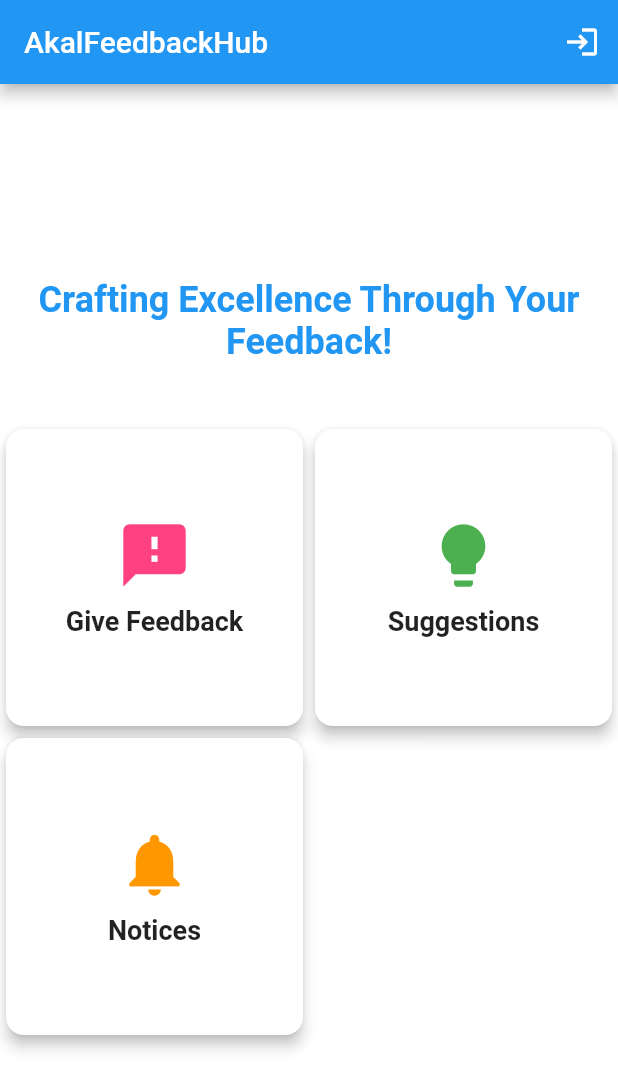
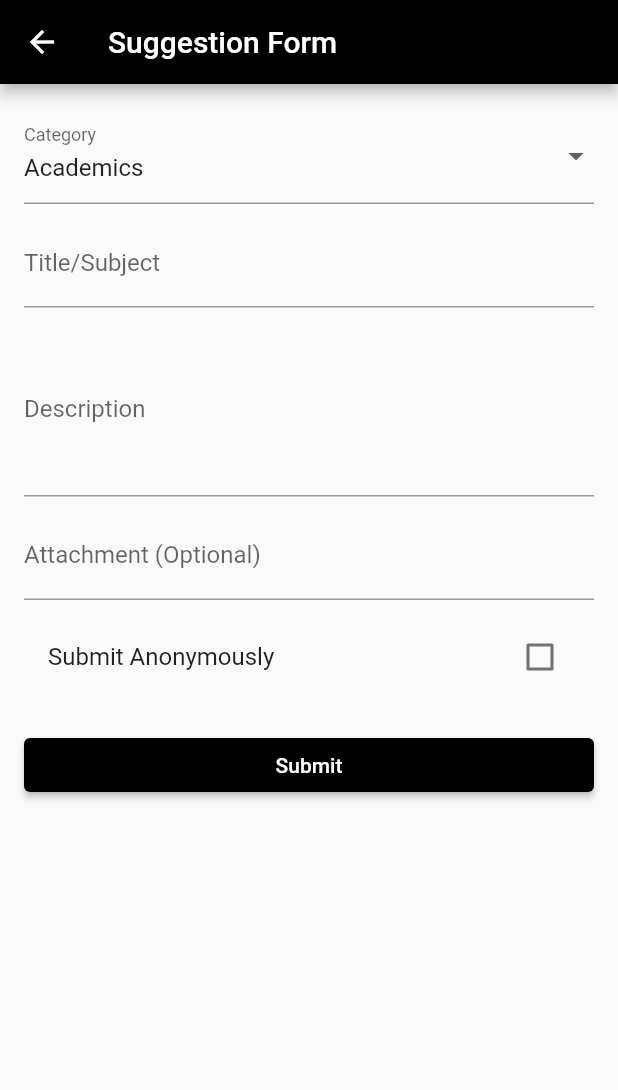
Before and after one commit to Lakhjeet1082/AkalFeedbackHub, a Flutter app: the DashboardScreen screen opened directly, after a tap on "Suggestions", on a phone screen of 412 x 824 dp. Shown: the top 1090 px of the screen. Run offline on Flutter 3.47's test engine with Material 2 defaults, Android fonts, the phone set to English and light mode, and no system bars; our stand-ins replace file_picker.

Commit message:
Added Suggestion Page

```diff
--- a/lib/dashboard.dart
+++ b/lib/dashboard.dart
@@ -3,6 +3,7 @@ import 'package:flutter/material.dart';
 import 'departments.dart';
 import 'notice.dart';
 import 'login.dart';
+import 'suggestion.dart';
 // import 'FeedbackFormScreen.dart';
 
 void main() {
@@ -25,7 +26,7 @@ class Dashboard extends StatelessWidget {
 
 class DashboardScreen extends StatelessWidget {
   final List<DashboardItem> items = [
-    DashboardItem('Give Feedback', Icons.feedback, Colors.pinkAccent),
+    DashboardItem('Give Feedback', Icons.feedback, Colors.blue),
     DashboardItem('Suggestions', Icons.lightbulb, Colors.green),
     DashboardItem('Notices', Icons.notifications, Colors.orange),
   ];
@@ -34,6 +35,7 @@ class DashboardScreen extends StatelessWidget {
   Widget build(BuildContext context) {
     return Scaffold(
       appBar: AppBar(
+        backgroundColor: Colors.black,
         title: Expanded(child: Text('AkalFeedbackHub', overflow: TextOverflow.ellipsis)),
         actions: [
           IconButton(
@@ -54,7 +56,7 @@ class DashboardScreen extends StatelessWidget {
               Text(
                 'Crafting Excellence Through Your Feedback!',
                 style: TextStyle(
-                  color: Colors.blue,
+                  color: Colors.amberAccent,
                   fontSize: 24,
                   fontWeight: FontWeight.bold,
                 ),
@@ -139,13 +141,13 @@ class DashboardCard extends StatelessWidget {
         MaterialPageRoute(builder: (context) => Departments()),
       );
     }
-    // else if (item.title == 'Suggestions') {
-    //   // Navigate to the Suggestions screen
-    //   Navigator.push(
-    //     context,
-    //     MaterialPageRoute(builder: (context) => SuggestionsScreen()),
-    //   );
-    // }
+    else if (item.title == 'Suggestions') {
+      // Navigate to the Suggestions screen
+      Navigator.push(
+        context,
+        MaterialPageRoute(builder: (context) =>  SuggestionFormScreen()),
+      );
+    }
     else if (item.title == 'Notices') {
       // Navigate to the Notices screen
       Navigator.push(
@@ -153,7 +155,7 @@ class DashboardCard extends StatelessWidget {
         MaterialPageRoute(builder: (context) => NoticePage()),
       );
     }
-    // Add more conditions for other cards/screens if needed
+
 
 }
 }
--- a/lib/departments.dart
+++ b/lib/departments.dart
@@ -30,10 +30,12 @@ class Departments extends StatelessWidget {
   @override
   Widget build(BuildContext context) {
     return MaterialApp(
+        debugShowCheckedModeBanner: false,
       title: 'University Departments',
       home: Scaffold(
         appBar: AppBar(
           title: Text('University Departments'),
+          backgroundColor: Colors.black,
         ),
         body: Center(
           child: GridView.builder(
--- a/lib/selection.dart
+++ b/lib/selection.dart
@@ -240,6 +240,7 @@ class _FeedbackFormScreenState extends State<FeedbackFormScreen> {
   Widget build(BuildContext context) {
     return Scaffold(
       appBar: AppBar(
+        backgroundColor: Colors.black,
         title: Text('Feedback - ${widget.departmentName}'),
       ),
       body: Padding(
@@ -305,6 +306,9 @@ class _FeedbackFormScreenState extends State<FeedbackFormScreen> {
                   MaterialPageRoute(builder: (context) => FeedbackApp()),
                 );
               },
+              style: ElevatedButton.styleFrom(
+                  backgroundColor: Colors.black,
+                  ),
               child: Text('Next'),
             ),
           ],
--- /dev/null
+++ b/lib/suggestion.dart
@@ -0,0 +1,95 @@
+import 'package:flutter/material.dart';
+
+class SuggestionFormScreen extends StatefulWidget {
+  @override
+  _SuggestionFormScreenState createState() => _SuggestionFormScreenState();
+}
+
+class _SuggestionFormScreenState extends State<SuggestionFormScreen> {
+  late String _selectedCategory = 'Academics';
+
+  bool _isAnonymous = false;
+  TextEditingController _titleController = TextEditingController();
+  TextEditingController _descriptionController = TextEditingController();
+  TextEditingController _attachmentController = TextEditingController();
+
+  @override
+  Widget build(BuildContext context) {
+    return Scaffold(
+      appBar: AppBar(
+        backgroundColor: Colors.black,
+        title: Text('Suggestion Form'),
+      ),
+      body: SingleChildScrollView(
+        child: Padding(
+          padding: EdgeInsets.all(16.0),
+          child: Column(
+            crossAxisAlignment: CrossAxisAlignment.stretch,
+            children: <Widget>[
+              DropdownButtonFormField(
+                value: _selectedCategory,
+                items: ['Academics', 'Facilities', 'Student Services']
+                    .map((String category) {
+                  return DropdownMenuItem(
+                    value: category,
+                    child: Text(category),
+                  );
+                }).toList(),
+                onChanged: (value) {
+                  setState(() {
+                    _selectedCategory = value!;
+                  });
+                },
+                decoration: InputDecoration(labelText: 'Category'),
+              ),
+              SizedBox(height: 10.0),
+              TextFormField(
+                controller: _titleController,
+                decoration: InputDecoration(labelText: 'Title/Subject'),
+              ),
+              SizedBox(height: 10.0),
+              TextFormField(
+                controller: _descriptionController,
+                maxLines: 4,
+                decoration: InputDecoration(labelText: 'Description'),
+              ),
+              SizedBox(height: 10.0),
+              TextFormField(
+                controller: _attachmentController,
+                decoration: InputDecoration(labelText: 'Attachment (Optional)'),
+              ),
+              SizedBox(height: 10.0),
+              CheckboxListTile(
+        title: Text('Submit Anonymously'),
+        value: _isAnonymous,
+        onChanged: (bool? value) {
+          if (value != null) {
+        setState(() {
+          _isAnonymous = value;
+        });
+          }
+        },
+      ),
+              SizedBox(height: 20.0),
+              ElevatedButton(
+                onPressed: () {
+                  // Handle form submission
+                  String title = _titleController.text;
+                  String description = _descriptionController.text;
+                  String attachment = _attachmentController.text;
+
+                  // TODO: Implement form submission logic
+
+                },
+                style: ElevatedButton.styleFrom(
+                  backgroundColor: Colors.black,
+                  ),
+                child: Text('Submit'),
+              ),
+            ],
+          ),
+        ),
+      ),
+    );
+  }
+}
--- a/lib/welcome.dart
+++ b/lib/welcome.dart
@@ -31,7 +31,7 @@ class Welcome extends StatelessWidget {
           child: Stack(
             children: [
               Positioned(
-                bottom: 650,
+                bottom: 550,
                 left: 0,
                 right: 0,
                 child: Column(
```
Also changed, not shown: lib/Questionaries.dart (+8 -0 lines), lib/login.dart (+0 -75 lines), lib/notice.dart (+14 -2 lines).
